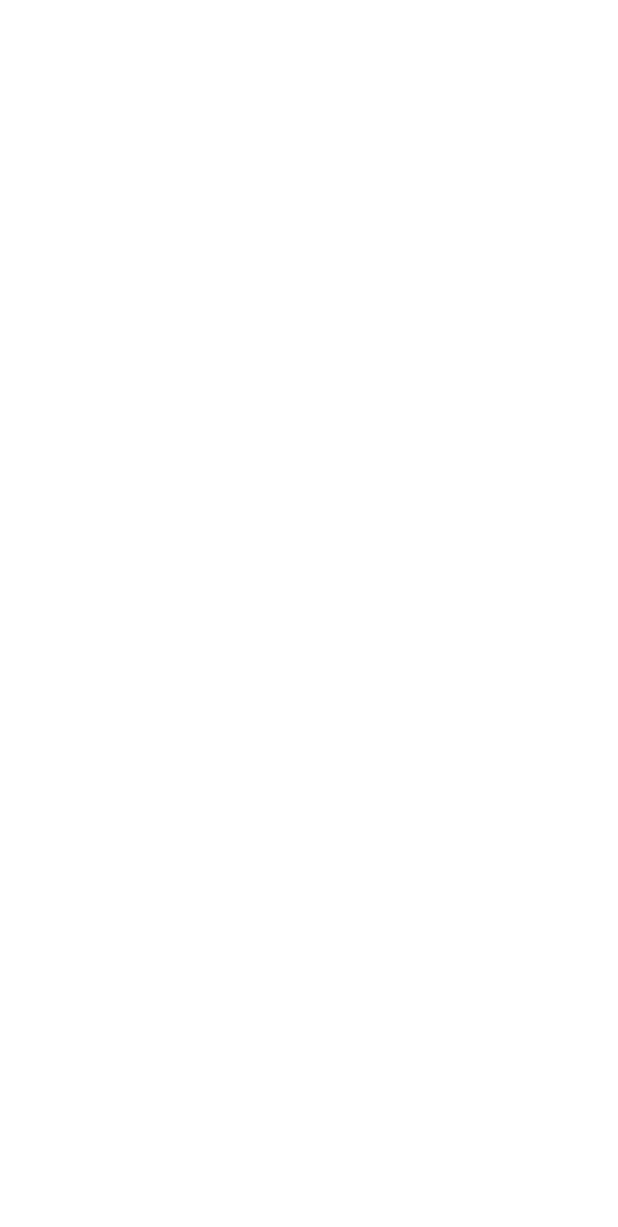
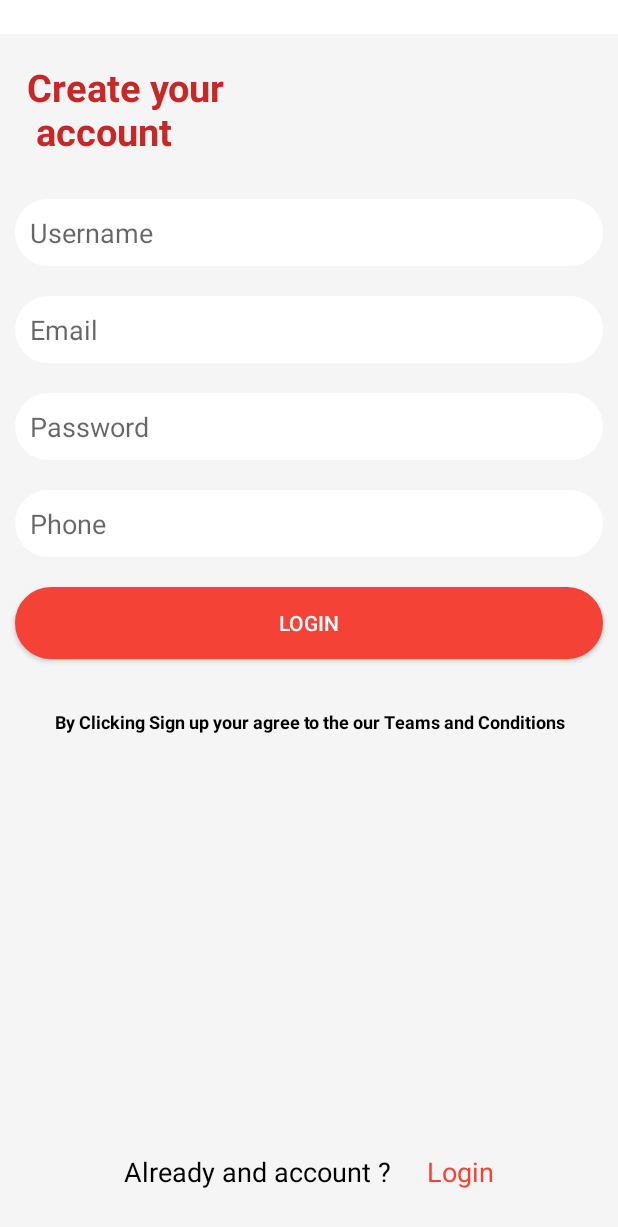
Before and after one commit to dev-mgkaung/food_delivery, an Android app: the RegisterActivity screen opened directly, with no data from a screen before it, on a phone screen of 412 x 824 dp. Before the commit the part shown is empty. Shown: the top 1227 px of the screen. Run offline under Robolectric (Android 15) with nearby library versions, the phone set to English and light mode, and no system bars.

Commit message:
add register ui

```diff
--- a/app/src/main/java/com/example/fooddeliveryapp/activity/LoginActivity.kt
+++ b/app/src/main/java/com/example/fooddeliveryapp/activity/LoginActivity.kt
@@ -5,6 +5,9 @@ import android.content.Intent
 import androidx.appcompat.app.AppCompatActivity
 import android.os.Bundle
 import com.example.fooddeliveryapp.R
+import kotlinx.android.synthetic.main.activity_intro_screeen.*
+import kotlinx.android.synthetic.main.activity_intro_screeen.btn_get_started
+import kotlinx.android.synthetic.main.activity_login.*
 
 class LoginActivity : AppCompatActivity() {
 
@@ -17,5 +20,12 @@ class LoginActivity : AppCompatActivity() {
     override fun onCreate(savedInstanceState: Bundle?) {
         super.onCreate(savedInstanceState)
         setContentView(R.layout.activity_login)
+
+        signup.setOnClickListener{
+
+            startActivity(RegisterActivity.newIntent(this))
+
+            this.finish()
+        }
     }
 }
--- a/app/src/main/res/layout/activity_login.xml
+++ b/app/src/main/res/layout/activity_login.xml
@@ -49,15 +49,32 @@
             android:text="@string/login"
             android:layout_height="wrap_content"/>
     </LinearLayout>
-
+<LinearLayout
+    android:layout_width="match_parent"
+    android:layout_height="wrap_content"
+    android:orientation="horizontal"
+    android:layout_alignParentBottom="true"
+    android:gravity="center">
     <TextView
-        android:layout_alignParentBottom="true"
         android:layout_marginBottom="20dp"
-        android:layout_width="match_parent"
+        android:layout_width="wrap_content"
         android:layout_height="wrap_content"
         android:padding="8dp"
         android:textAlignment="center"
         android:text="@string/account"
         android:textSize="18sp"
         android:textColor="@color/black" />
+    <TextView
+        android:layout_marginBottom="20dp"
+        android:layout_width="wrap_content"
+        android:layout_height="wrap_content"
+        android:padding="8dp"
+        android:layout_marginLeft="8dp"
+        android:textAlignment="center"
+        android:text="@string/signup"
+        android:textSize="18sp"
+        android:id="@+id/signup"
+        android:textColor="@color/red_500" />
+</LinearLayout>
+
 </RelativeLayout>
--- a/app/src/main/res/layout/activity_register.xml
+++ b/app/src/main/res/layout/activity_register.xml
@@ -1,9 +1,107 @@
 <?xml version="1.0" encoding="utf-8"?>
-<androidx.constraintlayout.widget.ConstraintLayout xmlns:android="http://schemas.android.com/apk/res/android"
+<RelativeLayout xmlns:android="http://schemas.android.com/apk/res/android"
     xmlns:app="http://schemas.android.com/apk/res-auto"
     xmlns:tools="http://schemas.android.com/tools"
     android:layout_width="match_parent"
+    android:layout_gravity="center"
+    android:layout_marginTop="15dp"
+    android:background="@color/grey_100"
     android:layout_height="match_parent"
-    tools:context=".activity.RegisterActivity">
+    tools:context=".activity.LoginActivity">
 
-</androidx.constraintlayout.widget.ConstraintLayout>
+    <LinearLayout
+        android:layout_width="match_parent"
+        android:layout_height="wrap_content"
+        android:orientation="vertical">
+        <TextView
+            android:layout_margin="10dp"
+            android:layout_marginBottom="20dp"
+            android:layout_width="match_parent"
+            android:layout_height="wrap_content"
+            android:padding="8dp"
+            android:text="Create your \n account"
+            android:textSize="25sp"
+            android:textStyle="bold"
+            android:textColor="@color/red_800" />
+
+        <androidx.appcompat.widget.AppCompatEditText
+            android:layout_width="match_parent"
+            android:layout_height="wrap_content"
+            android:background="@drawable/rounded_corner_btn_white"
+            android:hint="@string/username"
+            android:padding="10dp"
+            android:id="@+id/username"
+            android:layout_margin="10dp"/>
+        <androidx.appcompat.widget.AppCompatEditText
+        android:layout_width="match_parent"
+        android:layout_height="wrap_content"
+        android:background="@drawable/rounded_corner_btn_white"
+        android:hint="@string/email"
+        android:padding="10dp"
+        android:id="@+id/ed_email"
+        android:layout_margin="10dp"/>
+
+        <androidx.appcompat.widget.AppCompatEditText
+            android:layout_width="match_parent"
+            android:layout_height="wrap_content"
+            android:background="@drawable/rounded_corner_btn_white"
+            android:hint="@string/password"
+            android:padding="10dp"
+            android:id="@+id/ed_password"
+            android:layout_margin="10dp"/>
+        <androidx.appcompat.widget.AppCompatEditText
+            android:layout_width="match_parent"
+            android:layout_height="wrap_content"
+            android:background="@drawable/rounded_corner_btn_white"
+            android:hint="@string/phone"
+            android:padding="10dp"
+            android:id="@+id/ed_phone"
+            android:layout_margin="10dp"/>
+        <androidx.appcompat.widget.AppCompatButton
+            android:layout_width="match_parent"
+            android:padding="6dp"
+            android:layout_margin="10dp"
+            android:textColor="@color/white"
+            android:background="@drawable/rounded_corner_btn_red"
+            android:text="@string/login"
+            android:layout_height="wrap_content"/>
+        <TextView
+            android:layout_margin="15dp"
+            android:layout_marginBottom="20dp"
+            android:layout_width="match_parent"
+            android:layout_height="wrap_content"
+            android:padding="8dp"
+            android:textAlignment="center"
+            android:text="@string/signup_desc"
+            android:textSize="12sp"
+            android:textStyle="bold"
+            android:textColor="@color/black" />
+    </LinearLayout>
+    <LinearLayout
+        android:layout_width="match_parent"
+        android:layout_height="wrap_content"
+        android:orientation="horizontal"
+        android:layout_alignParentBottom="true"
+        android:gravity="center">
+        <TextView
+            android:layout_marginBottom="20dp"
+            android:layout_width="wrap_content"
+            android:layout_height="wrap_content"
+            android:padding="8dp"
+            android:textAlignment="center"
+            android:text="@string/already"
+            android:textSize="18sp"
+            android:textColor="@color/black" />
+        <TextView
+            android:layout_marginBottom="20dp"
+            android:layout_width="wrap_content"
+            android:layout_height="wrap_content"
+            android:padding="8dp"
+            android:layout_marginLeft="8dp"
+            android:textAlignment="center"
+            android:text="@string/login"
+            android:textSize="18sp"
+            android:textColor="@color/red_500" />
+    </LinearLayout>
+
+</RelativeLayout>
--- a/app/src/main/res/values/strings.xml
+++ b/app/src/main/res/values/strings.xml
@@ -12,5 +12,11 @@
     <string name="password"> Password </string>
     <string name="forgot"> Forgot? </string>
     <string name="login"> Login </string>
-    <string name="account"> Dont have an account ? Sign Up </string>
+    <string name="account"> Dont have an account ? </string>
+    <string name="signup"> Sign Up</string>
+    <string name="signup_title"> Create Your Account</string>
+    <string name="username"> Username </string>
+    <string name="phone"> Phone </string>
+    <string name="signup_desc"> By Clicking Sign up your agree to the our Teams and Conditions</string>
+    <string name="already">Already and account ?</string>
 </resources>
```
